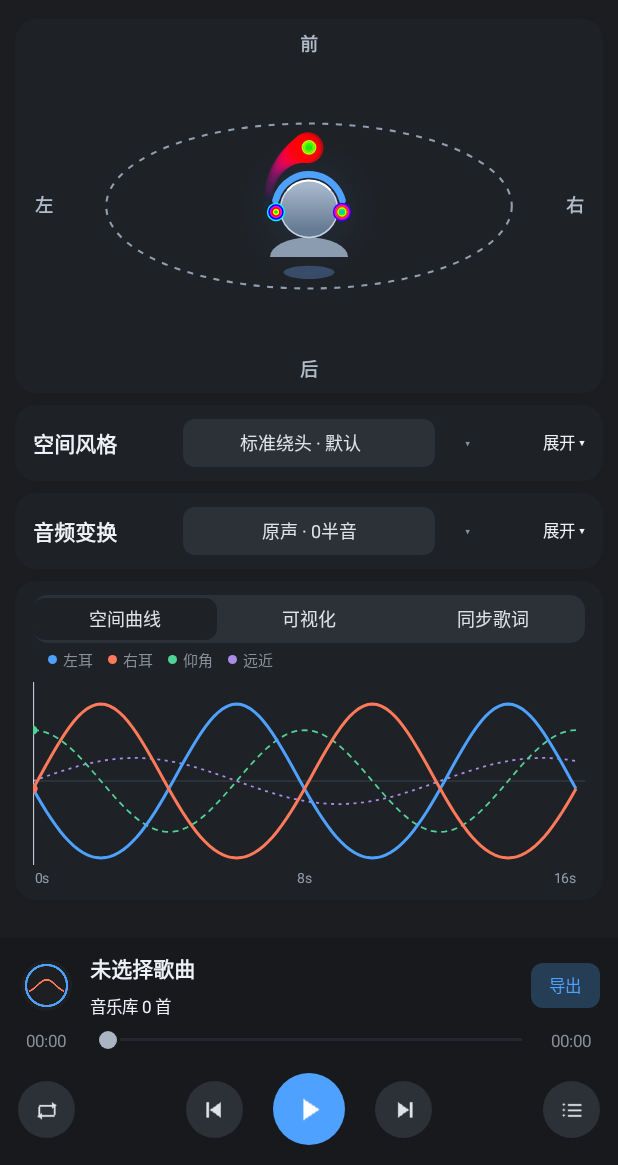
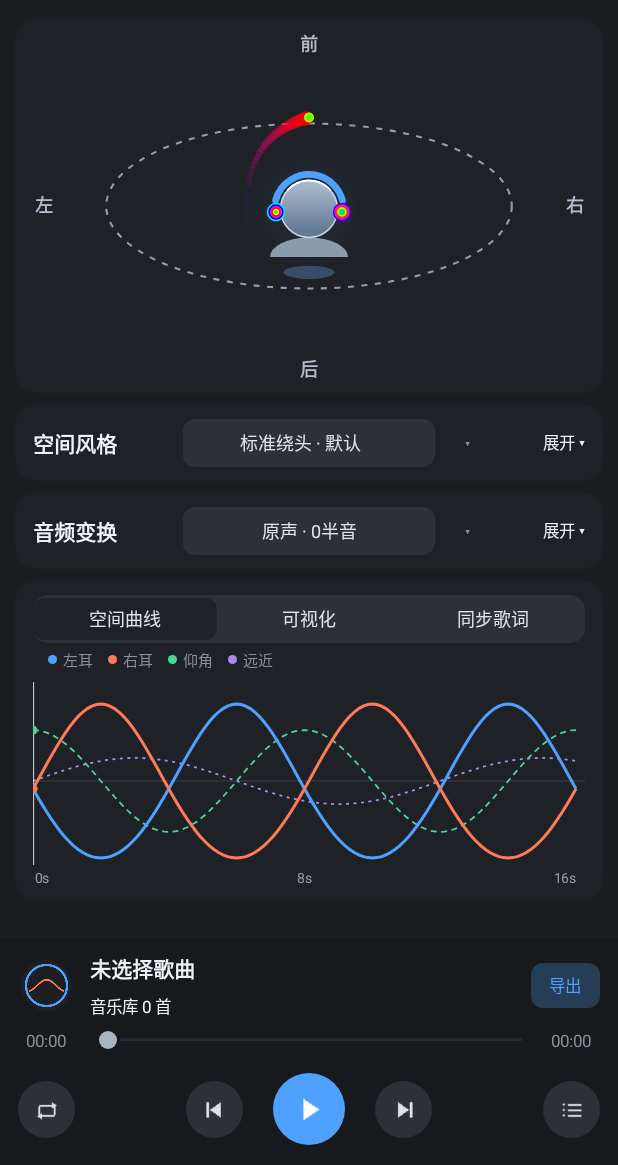
Before and after one commit to oh-jy/8dmusic-core, an Android app: the screen it shows after launch (MainActivity), on a phone screen of 412 x 824 dp, the part 71-1236 px from its top. Run offline under Robolectric (Android 15) with nearby library versions, the phone set to English and light mode, and no system bars; pictures from the network do not load; 1 statement that could not run was skipped.

Commit message:
🛠️ fix: 修复可视化空白并完善彗尾与彩虹球
- PCM 仅保留最新投递并同步分析绘制，避免队列积压与并发导致整图空白

- 图谱保留原 AudioTrack PCM 内容，波形使用一致快照

- 穿梭恢复多段收窄彗尾并扩充柔和配色

- 彩虹球统一缩小本体和外圈，放大避头轨迹并恢复长尾与影子

- 发布版本更新至 1.3.9

```diff
--- a/app/build.gradle.kts
+++ b/app/build.gradle.kts
@@ -15,7 +15,7 @@ android {
             commandLine("powershell", "-NoProfile", "-Command", "Get-Date -Format yyMMddHHmm")
         // 保留发布时间十位格式；Android Int 上限内按位保留低 31 位，仍随时间递增。
         }.standardOutput.asText.get().trim().toLong().and(Int.MAX_VALUE.toLong()).toInt()
-        versionName = "1.3.7"
+        versionName = "1.3.9"
         ndk { abiFilters += listOf("arm64-v8a") }
     }
 
--- a/app/src/main/kotlin/jiangyi/spatial8d/ui/SpatialViews.kt
+++ b/app/src/main/kotlin/jiangyi/spatial8d/ui/SpatialViews.kt
@@ -140,10 +140,11 @@ class SpatialVisualization(context: Context) : AnimatedCanvasView(context) {
         canvas.drawText("左", 7f, cy + 4f, paint)
         canvas.drawText("右", w - 7f, cy + 4f, paint)
         val f = frameAt(t, p.period, p.phase, p.direction, p.elev, p.depth / 100.0)
-        // 彩虹球及初始外圈再次缩小三分之一，人头像保持原尺寸。
-        val sourceR = r / (1.0 + p.depth.coerceIn(0.0, 100.0) / 100.0).toFloat() * 0.45f
+        // 球体、拖尾和扩散外圈统一缩小；绕行轨道独立放大以避开人头像。
+        val sourceR = r / (1.0 + p.depth.coerceIn(0.0, 100.0) / 100.0).toFloat() * 0.68f
+        val planetScale = 0.45f
         // 远近最靠近时也要与人头像保留距离，避免球体进入头部轮廓。
-        val minScale = (28f / sourceR).coerceAtMost(1f)
+        val minScale = (42f / sourceR).coerceAtMost(1f)
         fun clearOfHead(f: SpaceFrame): SpaceFrame {
             val radius = f.radius.coerceAtLeast(minScale.toDouble())
             return if (radius == f.radius) f else f.copy(radius = radius,
@@ -155,9 +156,9 @@ class SpatialVisualization(context: Context) : AnimatedCanvasView(context) {
         // 前后景遮挡与 UTS 一致，位于前方的小球先画，人头像最后覆盖。
         if (clearOfHead(f).y < 0) {
             drawAvatar(canvas, cx, cy, now, light)
-            drawPlanet(canvas, t, sourceR, cx, cy, now, p, ::clearOfHead)
+            drawPlanet(canvas, t, sourceR, cx, cy, now, p, planetScale, ::clearOfHead)
         } else {
-            drawPlanet(canvas, t, sourceR, cx, cy, now, p, ::clearOfHead)
+            drawPlanet(canvas, t, sourceR, cx, cy, now, p, planetScale, ::clearOfHead)
             drawAvatar(canvas, cx, cy, now, light)
         }
         canvas.restore()
@@ -214,10 +215,12 @@ class SpatialVisualization(context: Context) : AnimatedCanvasView(context) {
         for (s in 0 until 6) { paint.color = hue(phase + s * 60.0); c.drawCircle(x, y, 6f - s - 0.5f, paint) }
     }
 
-    private fun drawPlanet(c: Canvas, t: Double, r: Float, cx: Float, cy: Float, now: Double, p: SpacePreset,
+    private fun drawPlanet(c: Canvas, t: Double, r: Float, cx: Float, cy: Float, now: Double, p: SpacePreset, scale: Float,
         clearOfHead: (SpaceFrame) -> SpaceFrame) {
-        val span = min(2.6, max(0.6, p.period * 0.55))
+        val span = min(2.6, max(0.6, p.period * 0.55)) * 1.35f
         paint.style = Paint.Style.FILL
+        var tailX = cx
+        var tailY = cy
         for (k in 42 downTo 1) {
             val u = k / 42.0
             val age = u * (0.35 + 0.65 * u)
@@ -230,12 +233,17 @@ class SpatialVisualization(context: Context) : AnimatedCanvasView(context) {
             val wobble = sin(u * 9.0 + now * 1.7).toFloat() * 2.2f * u.toFloat()
             paint.color = planetHue(f.azimuth * 180.0 / Math.PI)
             paint.alpha = (173f * taper).toInt()
-            c.drawCircle(pt[0] - dy / len * wobble, pt[1] + dx / len * wobble, max(0.9f, 12f * pt[2] * (0.18f + 0.82f * taper)), paint)
+            tailX = pt[0] - dy / len * wobble
+            tailY = pt[1] + dx / len * wobble
+            c.drawCircle(tailX, tailY, max(0.45f, 12f * scale * pt[2] * (0.18f + 0.82f * taper)), paint)
         }
+        // 末端保留一颗随尾迹运动的小球影子，避免长尾突然断掉。
+        paint.alpha = 42
+        c.drawCircle(tailX + 2f * scale, tailY + 3f * scale, 2.2f * scale, paint)
         paint.alpha = 255
         val f = clearOfHead(frameAt(t, p.period, p.phase, p.direction, p.elev, p.depth / 100.0))
         val pt = project(f, r, cx, cy)
-        val pr = 5.36f * pt[2] * if (playing) 1f + 0.05f * sin(now * 4.2).toFloat() else 1f
+        val pr = 8f * scale * pt[2] * if (playing) 1f + 0.05f * sin(now * 4.2).toFloat() else 1f
         if (playing) {
             paint.style = Paint.Style.STROKE
             paint.strokeWidth = 1.4f
@@ -243,7 +251,7 @@ class SpatialVisualization(context: Context) : AnimatedCanvasView(context) {
                 val ph = ((now / 1.4 + k * 0.5) % 1.0).toFloat()
                 paint.color = hue(40.0 + k * 160.0)
                 paint.alpha = ((1 - ph) * 107).toInt()
-                c.drawCircle(pt[0], pt[1], pr + ph * 22, paint)
+                c.drawCircle(pt[0], pt[1], pr + ph * 22 * scale, paint)
             }
         }
         paint.style = Paint.Style.STROKE
```
Also changed, not shown: app/src/main/kotlin/jiangyi/spatial8d/ui/VisualizerView.kt (+40 -13 lines), app/src/main/kotlin/jiangyi/spatial8d/ui/WaveformView.kt (+29 -16 lines).
